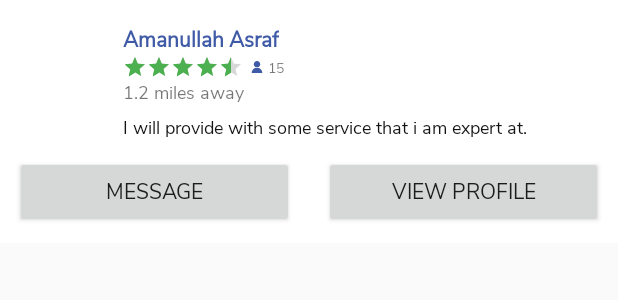
After one commit to AkashShahriar55/Adme-2021, an Android app: the layout layout_marker_click_details.xml on its own in the app's theme, with its tools: preview values and no code run, on a phone screen of 412 x 824 dp. The commit adds this screen. Shown: the top 300 px of the screen. Run offline under Robolectric (Android 15) with nearby library versions, the phone set to English and light mode, and no system bars.

Commit message:
marker click details implemented

```diff
--- a/app/src/main/java/com/cookietech/namibia/adme/architecture/client/home/ClientHomeViewModel.kt
+++ b/app/src/main/java/com/cookietech/namibia/adme/architecture/client/home/ClientHomeViewModel.kt
@@ -53,6 +53,7 @@ class ClientHomeViewModel: ViewModel() {
                 val list = arrayListOf<ServicesPOJO>()
                 for (document in documents){
                     val service = document.toObject(ServicesPOJO::class.java)
+                    service.mServiceId = document.id
                     service.let { list.add(it) }
                 }
                 services.value = list
--- /dev/null
+++ b/app/src/main/res/layout/layout_marker_click_details.xml
@@ -0,0 +1,112 @@
+<?xml version="1.0" encoding="utf-8"?>
+<androidx.constraintlayout.widget.ConstraintLayout xmlns:android="http://schemas.android.com/apk/res/android"
+    xmlns:app="http://schemas.android.com/apk/res-auto"
+    xmlns:tools="http://schemas.android.com/tools"
+    android:layout_width="match_parent"
+    android:layout_height="wrap_content"
+    android:background="@color/white"
+    android:clickable="true"
+    android:focusable="true">
+
+    <de.hdodenhof.circleimageview.CircleImageView
+        android:id="@+id/marker_profile_image"
+        android:layout_width="50dp"
+        android:layout_height="50dp"
+        android:layout_marginStart="16dp"
+        app:layout_constraintBottom_toBottomOf="@+id/tv_category"
+        app:layout_constraintStart_toStartOf="parent"
+        app:layout_constraintTop_toTopOf="@+id/tv_username">
+
+    </de.hdodenhof.circleimageview.CircleImageView>
+
+    <TextView
+        android:id="@+id/tv_username"
+        android:layout_width="wrap_content"
+        android:layout_height="wrap_content"
+        android:layout_marginStart="16dp"
+        android:layout_marginTop="16dp"
+        android:text="Amanullah Asraf"
+        android:textColor="@color/txt_highlight"
+        android:textSize="14sp"
+        android:textStyle="bold"
+        app:layout_constraintStart_toEndOf="@+id/marker_profile_image"
+        app:layout_constraintTop_toTopOf="parent" />
+
+    <RatingBar
+        android:id="@+id/ratingBar"
+        style="@style/Widget.AppCompat.RatingBar.Small"
+        android:layout_width="wrap_content"
+        android:layout_height="wrap_content"
+        android:rating="4.5"
+        app:layout_constraintStart_toStartOf="@+id/tv_username"
+        app:layout_constraintTop_toBottomOf="@+id/tv_username" />
+
+    <TextView
+        android:id="@+id/tv_work_done"
+        android:layout_width="wrap_content"
+        android:layout_height="wrap_content"
+        android:layout_marginStart="3dp"
+        android:text="15"
+        android:textSize="9sp"
+        app:layout_constraintBottom_toBottomOf="@+id/imageView19"
+        app:layout_constraintStart_toEndOf="@+id/imageView19"
+        app:layout_constraintTop_toTopOf="@+id/imageView19" />
+
+    <ImageView
+        android:id="@+id/imageView19"
+        android:layout_width="wrap_content"
+        android:layout_height="wrap_content"
+        android:layout_marginStart="5dp"
+        app:layout_constraintBottom_toBottomOf="@+id/ratingBar"
+        app:layout_constraintStart_toEndOf="@+id/ratingBar"
+        app:layout_constraintTop_toTopOf="@+id/ratingBar"
+        app:srcCompat="@drawable/ic_people" />
+
+    <TextView
+        android:id="@+id/tv_details"
+        android:layout_width="0dp"
+        android:layout_height="wrap_content"
+        android:layout_marginTop="5dp"
+        android:layout_marginEnd="10dp"
+        android:lineSpacingExtra="3dp"
+        android:singleLine="false"
+        android:text="@string/i_will_provide_with_hint"
+        android:textColor="@color/txt_Dark"
+        android:textSize="12sp"
+        app:layout_constraintEnd_toEndOf="parent"
+        app:layout_constraintStart_toStartOf="@+id/tv_username"
+        app:layout_constraintTop_toBottomOf="@+id/tv_category" />
+
+    <TextView
+        android:id="@+id/tv_category"
+        android:layout_width="wrap_content"
+        android:layout_height="wrap_content"
+        android:text="1.2 miles away"
+        android:textSize="12sp"
+        app:layout_constraintStart_toStartOf="@+id/tv_username"
+        app:layout_constraintTop_toBottomOf="@+id/ratingBar" />
+
+    <Button
+        android:id="@+id/button2"
+        android:layout_width="0dp"
+        android:layout_height="wrap_content"
+        android:layout_margin="10dp"
+        android:text="View Profile"
+        app:layout_constraintBottom_toBottomOf="parent"
+        app:layout_constraintEnd_toEndOf="parent"
+        app:layout_constraintHorizontal_bias="0.5"
+        app:layout_constraintStart_toEndOf="@+id/button3"
+        app:layout_constraintTop_toBottomOf="@+id/tv_details" />
+
+    <Button
+        android:id="@+id/button3"
+        android:layout_width="0dp"
+        android:layout_height="wrap_content"
+        android:layout_margin="10dp"
+        android:text="Message"
+        app:layout_constraintBottom_toBottomOf="parent"
+        app:layout_constraintEnd_toStartOf="@+id/button2"
+        app:layout_constraintHorizontal_bias="0.5"
+        app:layout_constraintStart_toStartOf="parent"
+        app:layout_constraintTop_toBottomOf="@+id/tv_details" />
+</androidx.constraintlayout.widget.ConstraintLayout>
```
Also changed, not shown: app/src/main/java/com/cookietech/namibia/adme/ui/client/home/HomeFragment.kt (+93 -28 lines), app/src/main/java/com/cookietech/namibia/adme/ui/client/home/MarkerClickDetailsDialog.kt (added, +68 -0 lines), app/src/main/res/navigation/client_navigation.xml (+7 -0 lines).
